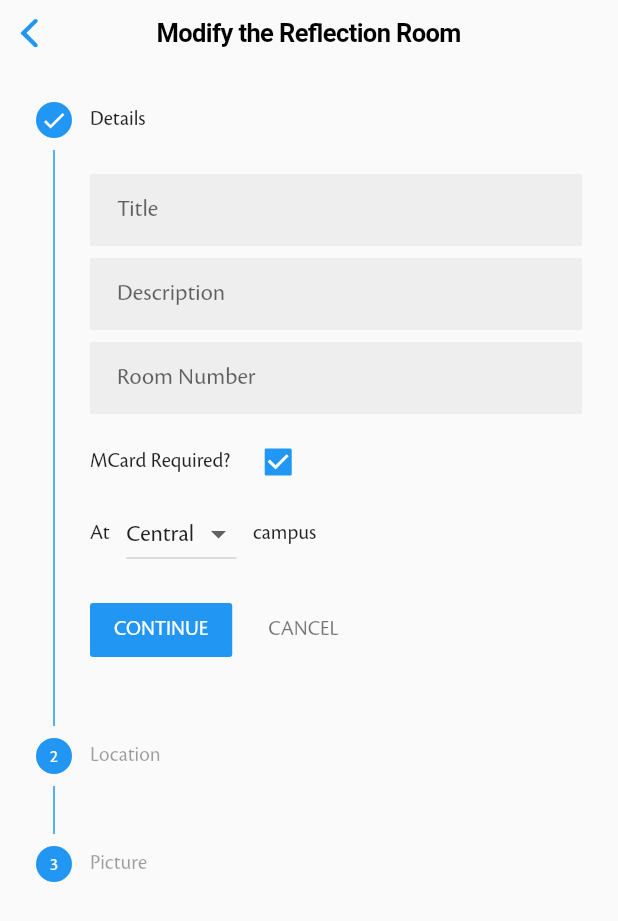
After one commit to saadahmad5/umich_msa, a Flutter app: the RoomModifyScreen screen opened directly, on a phone screen of 412 x 824 dp. The commit adds this screen. Shown: the top 921 px of the screen. Run offline on Flutter 3.47's test engine with Material 2 defaults, Android fonts, the phone set to English and light mode, and no system bars; our stand-ins replace cached_network_image, cloud_firestore, firebase_core, firebase_storage, flutter_spinkit, flutter_svg and 4 more; missing offline and left inert: maps_launcher; accounts and stored records are empty.

Commit message:
reflection room adding screen

```diff
--- a/lib/constants.dart
+++ b/lib/constants.dart
@@ -16,6 +16,13 @@ class MSAConstants {
     Coordinates coordinates = Coordinates();
     return coordinates;
   }
+
+  static List<String> campusLocations = [
+    'Central',
+    'North',
+    'South',
+    'Medical'
+  ];
 
   static Color yellowColor = const Color.fromARGB(255, 252, 210, 12);
   static Color blueColor = const Color.fromARGB(255, 30, 48, 96);
--- /dev/null
+++ b/lib/screens/room_modify_screen.dart
@@ -0,0 +1,165 @@
+import 'package:flutter/cupertino.dart';
+import 'package:flutter/material.dart';
+import 'package:umich_msa/msa_router.dart';
+import 'package:umich_msa/constants.dart';
+
+class RoomModifyScreen extends StatefulWidget {
+  const RoomModifyScreen({Key? key}) : super(key: key);
+  static String routeName = 'roomModifyScreen';
+  static Route<RoomModifyScreen> route() {
+    return MaterialPageRoute<RoomModifyScreen>(
+      settings: RouteSettings(name: routeName),
+      builder: (BuildContext context) => const RoomModifyScreen(),
+    );
+  }
+
+  @override
+  _RoomModifyScreenState createState() => _RoomModifyScreenState();
+}
+
+class _RoomModifyScreenState extends State<RoomModifyScreen> {
+  int _currentStep = 0;
+
+  @override
+  Widget build(BuildContext context) {
+    return CupertinoPageScaffold(
+      navigationBar: const CupertinoNavigationBar(
+        backgroundColor: CupertinoColors.lightBackgroundGray,
+        middle: Text('Modify the Reflection Room'),
+      ),
+      child: Scaffold(
+        body: SingleChildScrollView(
+          child: Stepper(
+            type: StepperType.vertical,
+            physics: const ScrollPhysics(),
+            currentStep: _currentStep,
+            onStepTapped: (step) => tapped(step),
+            onStepContinue: continued,
+            onStepCancel: cancel,
+            steps: <Step>[
+              Step(
+                title: const Text('Details'),
+                content: Column(
+                  children: <Widget>[
+                    Container(
+                      padding: const EdgeInsets.only(bottom: 8.0),
+                      child: TextFormField(
+                        keyboardType: TextInputType.text,
+                        decoration: InputDecoration(
+                          contentPadding: MSAConstants.textBoxPadding,
+                          filled: true,
+                          fillColor: MSAConstants.grayTextBoxBackgroundColor,
+                          border: InputBorder.none,
+                          labelText: 'Title',
+                          hintText: "Michigan Union",
+                        ),
+                      ),
+                    ),
+                    Container(
+                      padding: const EdgeInsets.only(bottom: 8.0),
+                      child: TextFormField(
+                        keyboardType: TextInputType.text,
+                        decoration: InputDecoration(
+                          contentPadding: MSAConstants.textBoxPadding,
+                          filled: true,
+                          fillColor: MSAConstants.grayTextBoxBackgroundColor,
+                          border: InputBorder.none,
+                          labelText: 'Description',
+                          hintText: "Michigan Union Ref. Room",
+                        ),
+                      ),
+                    ),
+                    Container(
+                      padding: const EdgeInsets.only(bottom: 8.0),
+                      child: TextFormField(
+                        keyboardType: TextInputType.text,
+                        decoration: InputDecoration(
+                          contentPadding: MSAConstants.textBoxPadding,
+                          filled: true,
+                          fillColor: MSAConstants.grayTextBoxBackgroundColor,
+                          border: InputBorder.none,
+                          labelText: 'Room Number',
+                          hintText: "Room 1234, 1st Floor",
+                        ),
+                      ),
+                    ),
+                    Row(
+                      children: [
+                        const Text('MCard Required?'),
+                        const Padding(
+                          padding: EdgeInsets.only(right: 8.0),
+                        ),
+                        Checkbox(value: true, onChanged: (value) {}),
+                      ],
+                    ),
+                    Row(
+                      children: [
+                        const Text('At '),
+                        const Padding(
+                          padding: EdgeInsets.only(right: 8.0),
+                        ),
+                        DropdownButton(
+                          value: 'Central',
+                          onTap: () {},
+                          onChanged: (String? newValue) {},
+                          items: MSAConstants.campusLocations
+                              .map<DropdownMenuItem<String>>((String value) {
+                            return DropdownMenuItem<String>(
+                              value: value,
+                              child: Text(value),
+                            );
+                          }).toList(),
+                        ),
+                        const Padding(
+                          padding: EdgeInsets.only(right: 8.0),
+                        ),
+                        const Text(' campus'),
+                      ],
+                    )
+                  ],
+                ),
+                isActive: _currentStep >= 0,
+                state:
+                    _currentStep >= 0 ? StepState.complete : StepState.disabled,
+              ),
+              Step(
+                title: const Text('Location'),
+                content: Column(
+                  children: <Widget>[],
+                ),
+                isActive: _currentStep >= 0,
+                state:
+                    _currentStep >= 1 ? StepState.complete : StepState.disabled,
+              ),
+              Step(
+                title: new Text('Picture'),
+                content: Column(
+                  children: <Widget>[],
+                ),
+                isActive: _currentStep >= 0,
+                state:
+                    _currentStep >= 2 ? StepState.complete : StepState.disabled,
+              ),
+            ],
+          ),
+        ),
+      ),
+    );
+  }
+
+  tapped(int step) {
+    setState(() => _currentStep = step);
+  }
+
+  continued() {
+    _currentStep < 2 ? setState(() => _currentStep += 1) : () {};
+  }
+
+  cancel() {
+    _currentStep == 0
+        ? MsaRouter.instance.pop()
+        : _currentStep > 0
+            ? setState(() => _currentStep -= 1)
+            : null;
+  }
+}
--- a/lib/screens/widgets/map_widget.dart
+++ b/lib/screens/widgets/map_widget.dart
@@ -6,7 +6,9 @@ import 'package:umich_msa/apis/firebase_db.dart';
 import 'package:umich_msa/constants.dart';
 import 'package:umich_msa/models/room.dart';
 import 'package:umich_msa/models/coordinates.dart';
+import 'package:umich_msa/msa_router.dart';
 import 'package:umich_msa/screens/components/refroom_dialog_component.dart';
+import 'package:umich_msa/screens/room_modify_screen.dart';
 
 class MapWidget extends StatefulWidget {
   const MapWidget({Key? key}) : super(key: key);
@@ -132,7 +134,9 @@ class _MapWidgetState extends State<MapWidget> {
                     heroTag: 'addRefRoom',
                     backgroundColor: Colors.deepOrange,
                     tooltip: 'Add Ref. Room',
-                    onPressed: () {},
+                    onPressed: () {
+                      MsaRouter.instance.push(RoomModifyScreen.route());
+                    },
                     child: const Icon(
                       Icons.add,
                     ),
```
Also changed, not shown: lib/screens/signup_screen.dart (deleted, +0 -215 lines).
